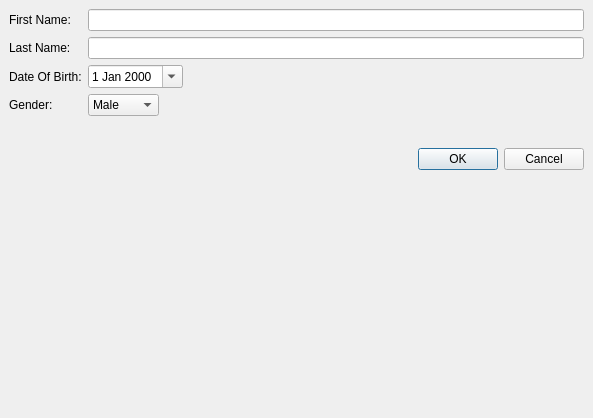
Above: qt/forms/form1.ui from Wolframe/qtClient before the change. Below: the same form after it.
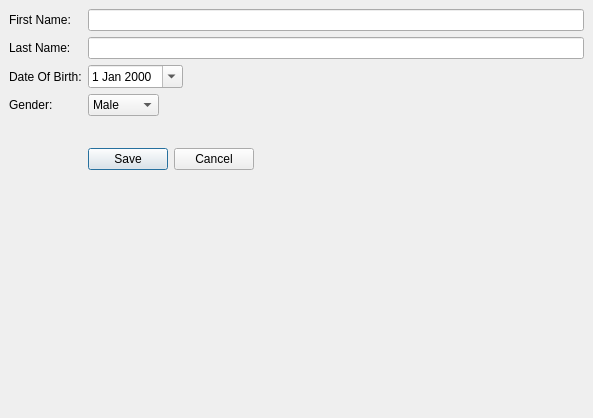
That is the form after the change.

Commit message: file form save works in qtclient

Patch:
```diff
--- a/qt/forms/form1.ui
+++ b/qt/forms/form1.ui
@@ -116,9 +116,15 @@
       </spacer>
      </item>
      <item row="5" column="1">
-      <widget class="QDialogButtonBox" name="buttonBox">
+      <widget class="QDialogButtonBox" name="buttons">
+       <property name="sizePolicy">
+        <sizepolicy hsizetype="Fixed" vsizetype="Fixed">
+         <horstretch>0</horstretch>
+         <verstretch>0</verstretch>
+        </sizepolicy>
+       </property>
        <property name="standardButtons">
-        <set>QDialogButtonBox::Cancel|QDialogButtonBox::Ok</set>
+        <set>QDialogButtonBox::Cancel|QDialogButtonBox::Save</set>
        </property>
       </widget>
      </item>
```
Left out of the diff: 2 changed lines with no effect on the pictures. The commit also changes 6 other files.
